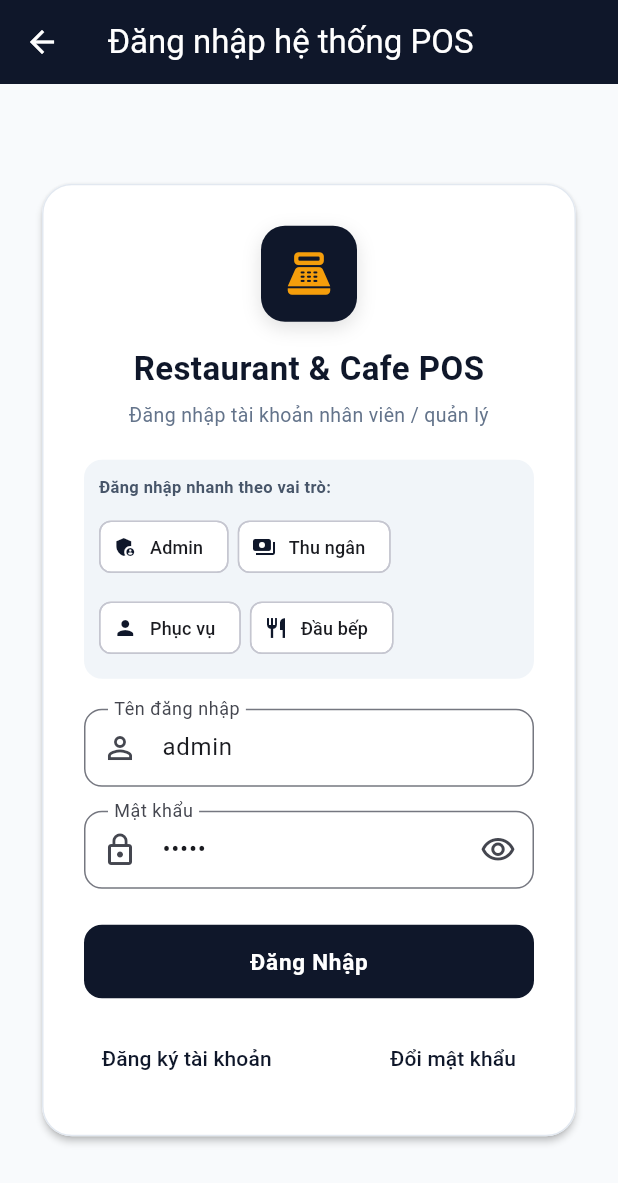
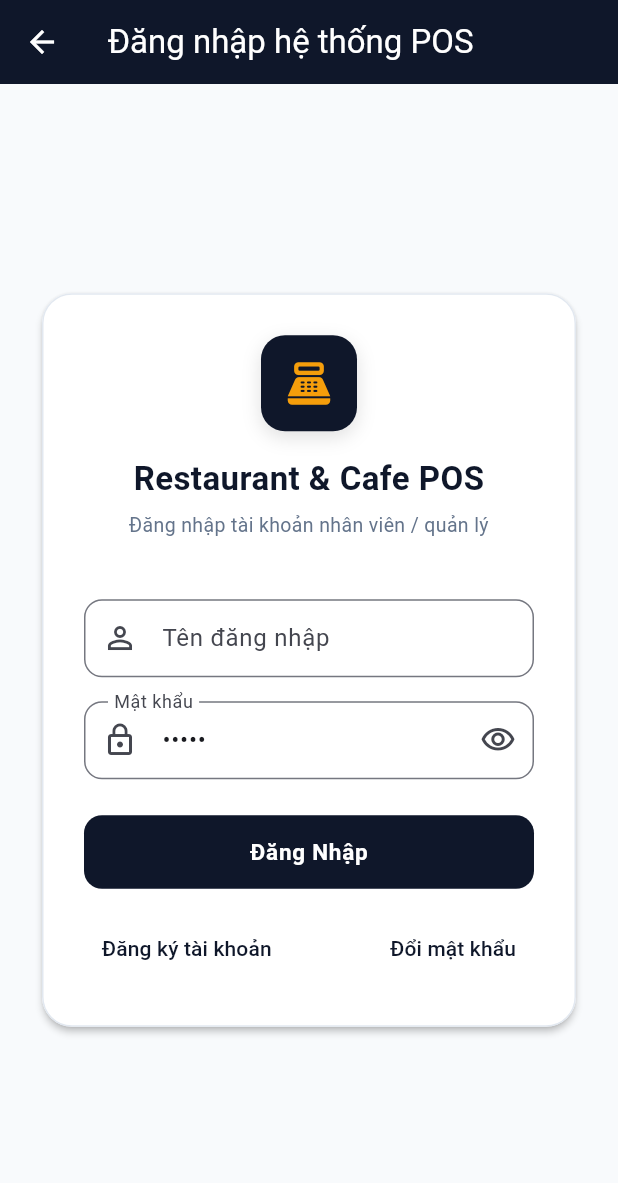
Before and after one commit to TanNguyen234/restaurant-pos-system, a Flutter app: the LoginPage screen opened directly, on a phone screen of 412 x 824 dp. Shown: the top 1183 px of the screen. Run offline on Flutter 3.47's test engine with Material 3 defaults, Android fonts, the light colour scheme and no system bars; our stand-ins replace sqflite; accounts and stored records are empty; network calls fail.

Commit message:
fix: address acceptance blockers in mobile/lib/views/auth/login_page.dart

```diff
--- a/mobile/lib/views/auth/login_page.dart
+++ b/mobile/lib/views/auth/login_page.dart
@@ -15,7 +15,7 @@ class LoginPage extends StatefulWidget {
 
 class _LoginPageState extends State<LoginPage> {
   final _formKey = GlobalKey<FormState>();
-  final _usernameController = TextEditingController(text: 'admin');
+  final _usernameController = TextEditingController();
   final _passwordController = TextEditingController(text: 'admin');
   final _authRepo = AuthRepository();
 
@@ -28,14 +28,6 @@ class _LoginPageState extends State<LoginPage> {
     _usernameController.dispose();
     _passwordController.dispose();
     super.dispose();
-  }
-
-  void _fillQuickRole(String user, String pass) {
-    setState(() {
-      _usernameController.text = user;
-      _passwordController.text = pass;
-      _errorMessage = null;
-    });
   }
 
   Future<void> _handleLogin() async {
@@ -149,55 +141,6 @@ class _LoginPageState extends State<LoginPage> {
                         ),
                       ),
                       const SizedBox(height: 20),
-
-                      // Quick role selection chips for rapid evaluation
-                      Container(
-                        padding: const EdgeInsets.all(10),
-                        decoration: BoxDecoration(
-                          color: const Color(0xFFF1F5F9),
-                          borderRadius: BorderRadius.circular(12),
-                        ),
-                        child: Column(
-                          crossAxisAlignment: CrossAxisAlignment.start,
-                          children: [
-                            const Text(
-                              'Đăng nhập nhanh theo vai trò:',
-                              style: TextStyle(
-                                fontSize: 11,
-                                fontWeight: FontWeight.bold,
-                                color: Color(0xFF475569),
-                              ),
-                            ),
-                            const SizedBox(height: 8),
-                            Wrap(
-                              spacing: 6,
-                              runSpacing: 6,
-                              children: [
-                                ActionChip(
-                                  label: const Text('Admin', style: TextStyle(fontSize: 12)),
-                                  avatar: const Icon(Icons.admin_panel_settings, size: 16),
-                                  onPressed: () => _fillQuickRole('admin', 'admin'),
-                                ),
-                                ActionChip(
-                                  label: const Text('Thu ngân', style: TextStyle(fontSize: 12)),
-                                  avatar: const Icon(Icons.payments, size: 16),
-                                  onPressed: () => _fillQuickRole('cashier_mai', 'admin'),
-                                ),
-                                ActionChip(
-                                  label: const Text('Phục vụ', style: TextStyle(fontSize: 12)),
-                                  avatar: const Icon(Icons.person, size: 16),
-                                  onPressed: () => _fillQuickRole('waiter_nam', 'admin'),
-                                ),
-                                ActionChip(
-                                  label: const Text('Đầu bếp', style: TextStyle(fontSize: 12)),
-                                  avatar: const Icon(Icons.restaurant, size: 16),
-                                  onPressed: () => _fillQuickRole('chef_dung', 'admin'),
-                                ),
-                              ],
-                            ),
-                          ],
-                        ),
-                      ),
 
                       if (_errorMessage != null) ...[
                         const SizedBox(height: 14),
```
